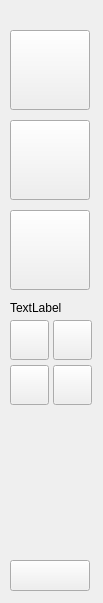
Before: the Qt Designer form data/undockapp.ui in Muhammedska/KaraKalem, drawn with Qt 5.
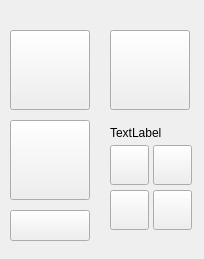
After: the same form once the commit is applied. Icons and pictures are not drawn.

Patch:
```diff
--- a/data/undockapp.ui
+++ b/data/undockapp.ui
@@ -6,8 +6,8 @@
    <rect>
     <x>0</x>
     <y>0</y>
-    <width>103</width>
-    <height>603</height>
+    <width>204</width>
+    <height>259</height>
    </rect>
   </property>
   <property name="sizePolicy">
@@ -55,8 +55,8 @@
    <widget class="QPushButton" name="red">
     <property name="geometry">
      <rect>
-      <x>10</x>
-      <y>320</y>
+      <x>110</x>
+      <y>145</y>
       <width>39</width>
       <height>40</height>
      </rect>
@@ -77,8 +77,8 @@
    <widget class="QPushButton" name="green">
     <property name="geometry">
      <rect>
-      <x>53</x>
-      <y>365</y>
+      <x>153</x>
+      <y>190</y>
       <width>39</width>
       <height>40</height>
      </rect>
@@ -128,8 +128,8 @@
    <widget class="QPushButton" name="blue">
     <property name="geometry">
      <rect>
-      <x>53</x>
-      <y>320</y>
+      <x>153</x>
+      <y>145</y>
       <width>39</width>
       <height>40</height>
      </rect>
@@ -148,7 +148,7 @@
     <property name="geometry">
      <rect>
       <x>10</x>
-      <y>560</y>
+      <y>210</y>
       <width>80</width>
       <height>31</height>
      </rect>
@@ -164,8 +164,8 @@
    <widget class="QLabel" name="label">
     <property name="geometry">
      <rect>
-      <x>10</x>
-      <y>300</y>
+      <x>110</x>
+      <y>125</y>
       <width>80</width>
       <height>16</height>
      </rect>
@@ -180,8 +180,8 @@
    <widget class="QPushButton" name="black">
     <property name="geometry">
      <rect>
-      <x>10</x>
-      <y>365</y>
+      <x>110</x>
+      <y>190</y>
       <width>39</width>
       <height>40</height>
      </rect>
@@ -199,8 +199,8 @@
    <widget class="QPushButton" name="ss">
     <property name="geometry">
      <rect>
-      <x>10</x>
-      <y>210</y>
+      <x>110</x>
+      <y>30</y>
       <width>80</width>
       <height>80</height>
      </rect>
```
